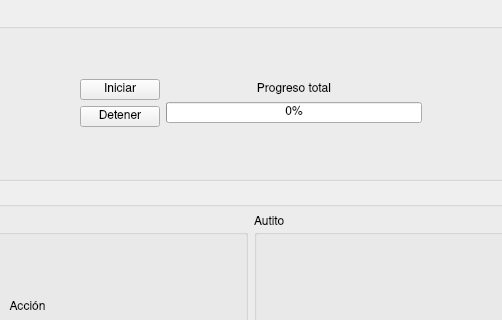
This is ui_mainwindowtrabajofinal.ui in GabiAndi/UNER_Robotica as Qt 5 draws it before an edit; both pictures show x 214 to 716 and y 0 to 320 of the 930 by 710 pixel window. The edited form follows.
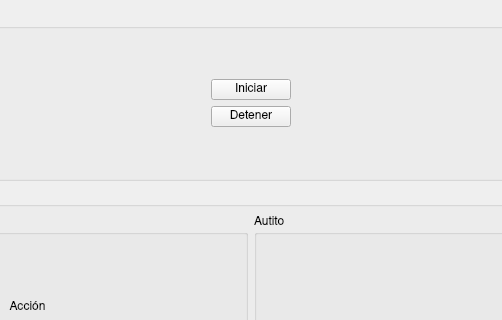
This is the edited form. Icons and pictures are not drawn.

Commit message: Inicio del autito

The edit to the form file:
```diff
--- a/ui_mainwindowtrabajofinal.ui
+++ b/ui_mainwindowtrabajofinal.ui
@@ -95,59 +95,6 @@
          </item>
         </layout>
        </item>
-       <item>
-        <layout class="QVBoxLayout" name="verticalLayout_5">
-         <item>
-          <spacer name="verticalSpacer_7">
-           <property name="orientation">
-            <enum>Qt::Vertical</enum>
-           </property>
-           <property name="sizeHint" stdset="0">
-            <size>
-             <width>20</width>
-             <height>40</height>
-            </size>
-           </property>
-          </spacer>
-         </item>
-         <item>
-          <widget class="QLabel" name="label_7">
-           <property name="text">
-            <string>Progreso total</string>
-           </property>
-           <property name="alignment">
-            <set>Qt::AlignCenter</set>
-           </property>
-          </widget>
-         </item>
-         <item>
-          <widget class="QProgressBar" name="progressBarTotal">
-           <property name="minimumSize">
-            <size>
-             <width>256</width>
-             <height>0</height>
-            </size>
-           </property>
-           <property name="value">
-            <number>0</number>
-           </property>
-          </widget>
-         </item>
-         <item>
-          <spacer name="verticalSpacer_8">
-           <property name="orientation">
-            <enum>Qt::Vertical</enum>
-           </property>
-           <property name="sizeHint" stdset="0">
-            <size>
-             <width>20</width>
-             <height>40</height>
-            </size>
-           </property>
-          </spacer>
-         </item>
-        </layout>
-       </item>
        <item>
         <spacer name="horizontalSpacer_6">
          <property name="orientation">
```
The commit also changes 2 other files.
